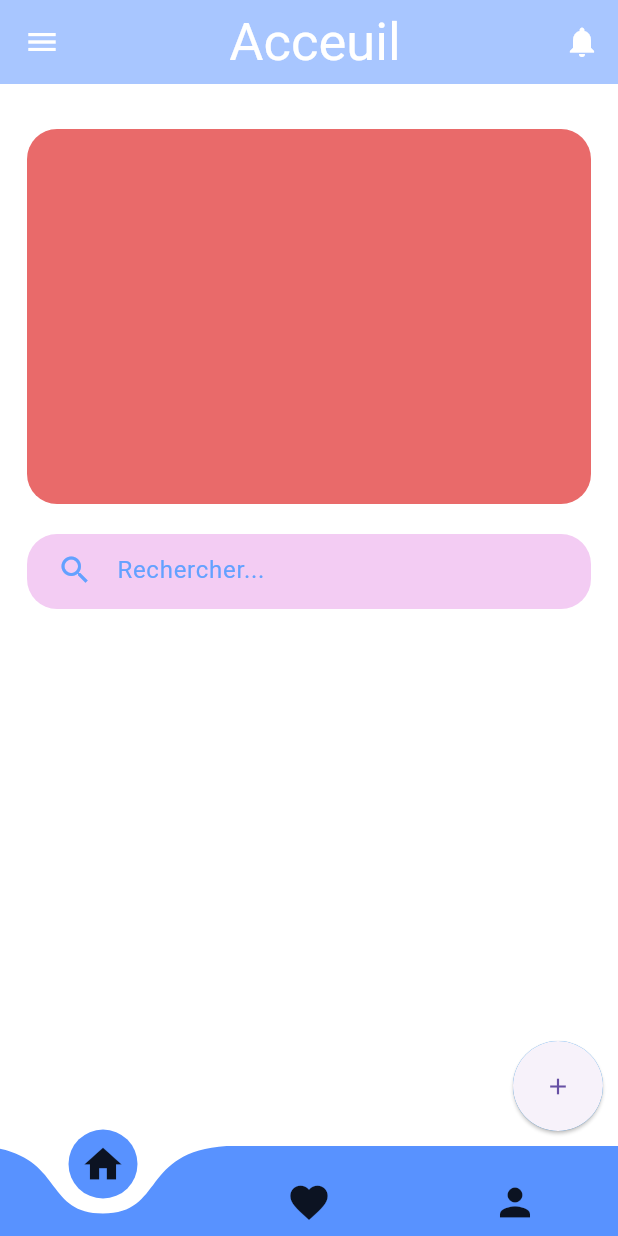
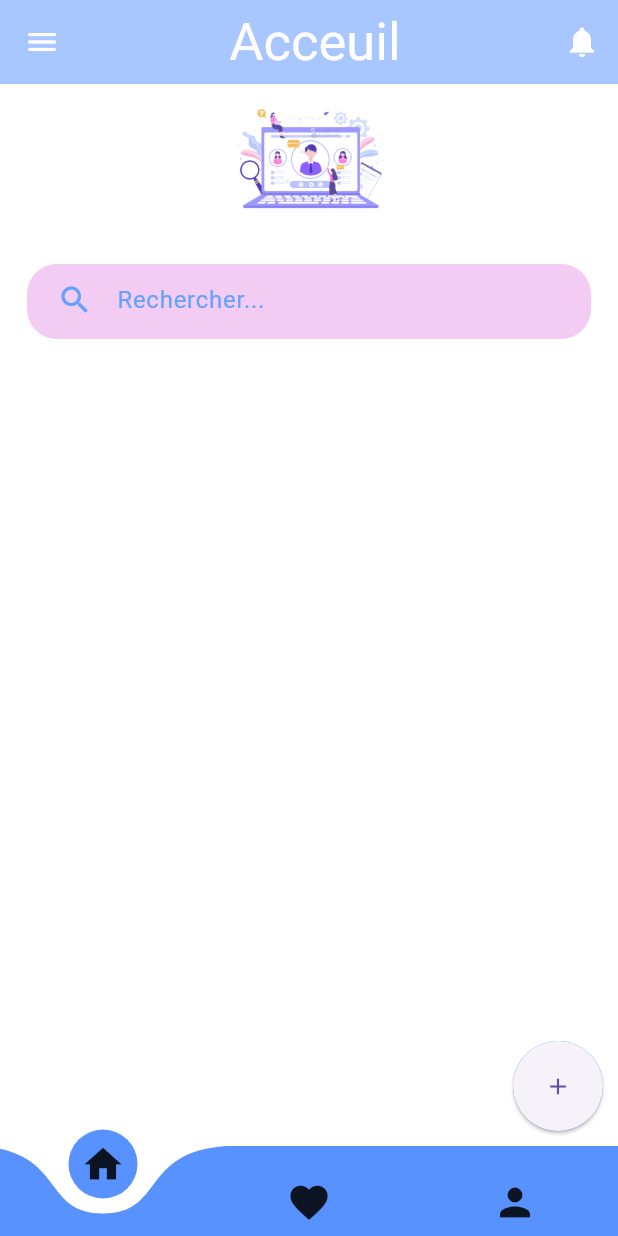
Before and after one commit to NassimeElkamari/reclamations, a Flutter app: the screen it shows after launch, on a phone screen of 412 x 824 dp. Run offline on Flutter 3.47's test engine with Material 3 defaults, Android fonts, the phone set to English and light mode, and no system bars; drawn by our look-alikes of curved_navigation_bar; our stand-ins replace cloud_firestore, firebase_auth, firebase_core; accounts and stored records are empty.

Commit message:
avoir new files

```diff
--- a/lib/widgets/Home_etudiant_body.dart
+++ b/lib/widgets/Home_etudiant_body.dart
@@ -12,8 +12,8 @@ class HomeEtudiantBody extends StatelessWidget {
     return SafeArea(
       child: Column(
         children: [
-          SizedBox(height: 30),
-          Container(
+
+        /*  Container(
   margin: EdgeInsets.only(right: 18, left: 18),
   decoration: BoxDecoration(
     color: Color.fromARGB(255, 233, 106, 106),
@@ -21,7 +21,15 @@ class HomeEtudiantBody extends StatelessWidget {
   ),
   height: 250,
  // child:Image.asset("images/anonce.png",fit: BoxFit.cover,)
-),
+),*/
+
+
+        Container(
+
+           height: 100,
+           width: 100,
+          child: Image.asset("images/education (2).png")
+          ),
 
           SizedBox(height: 20),
 
```
Also changed, not shown: images/education (2).png (added).
